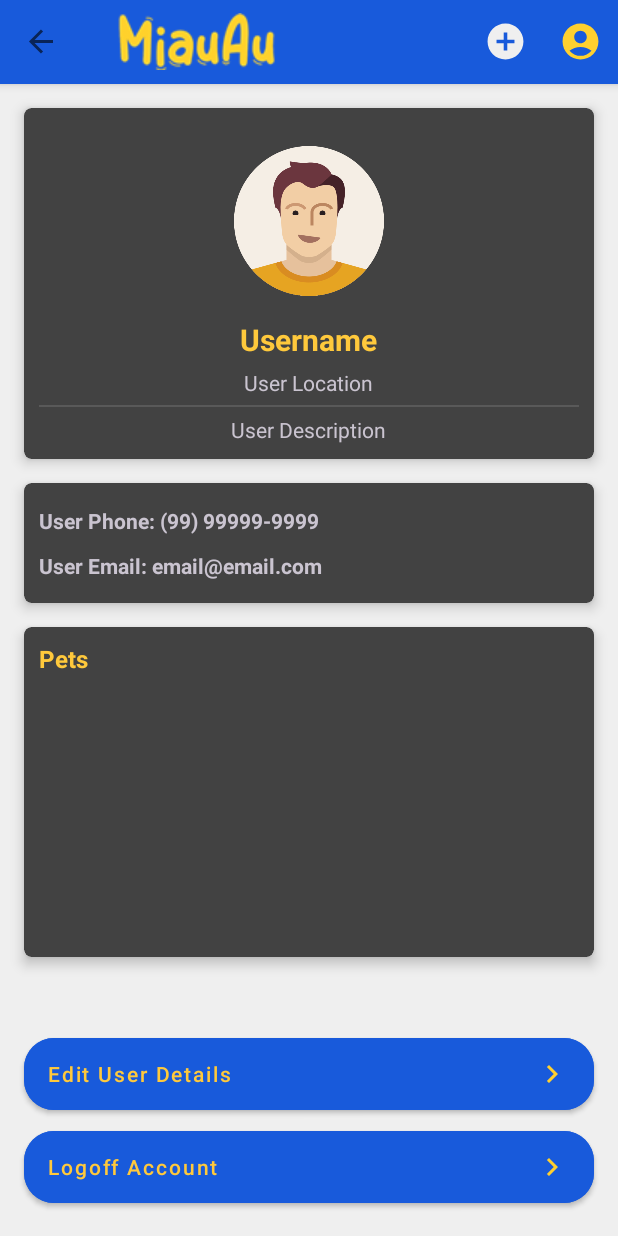
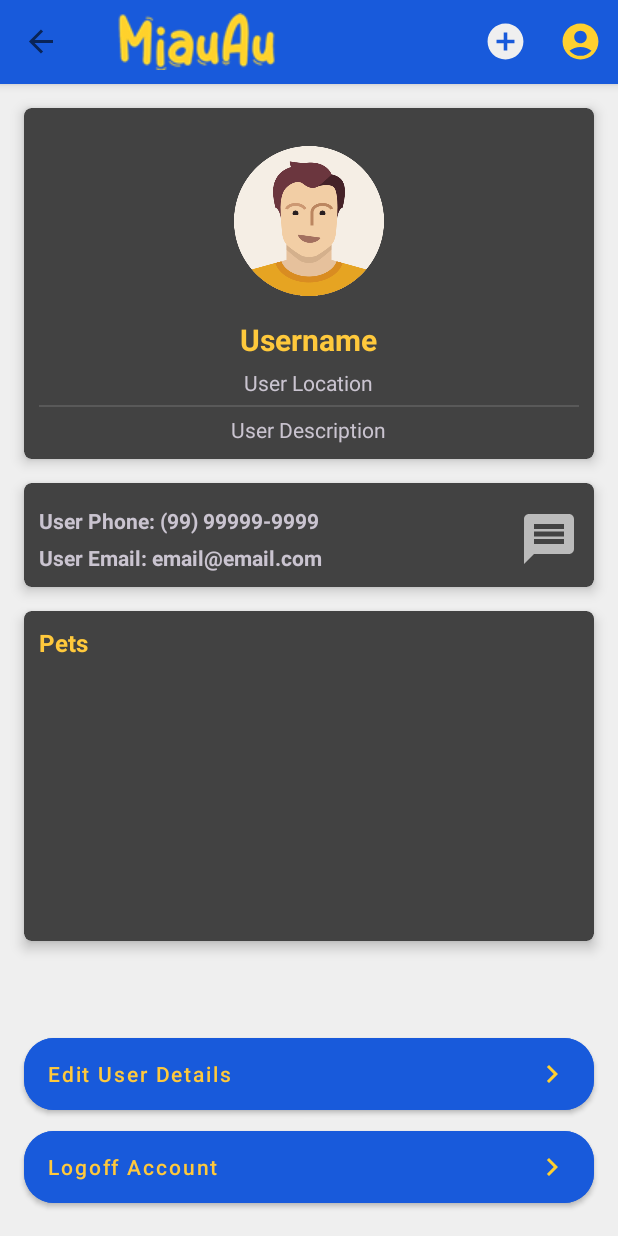
Before and after one commit to JamesWillian/miauau, an Android app: the UserProfileFragment screen opened through its navigation route, on a phone screen of 412 x 824 dp. Run offline under Robolectric (Android 15) with nearby library versions, the phone set to English and light mode, and no system bars; our stand-ins replace Dagger/Hilt's generated code, Firebase (no records; nobody signed in at launch, a user with empty details on screens opened directly), Picasso, navigation-ui; pictures from the network do not load; 1 statement that could not run was skipped.

Commit message:
Improving user profile

```diff
--- /dev/null
+++ b/app/src/main/res/drawable/ic_message_24.xml
@@ -0,0 +1,5 @@
+<vector android:autoMirrored="true" android:height="24dp"
+    android:tint="#BBBBBB" android:viewportHeight="24"
+    android:viewportWidth="24" android:width="24dp" xmlns:android="http://schemas.android.com/apk/res/android">
+    <path android:fillColor="@android:color/white" android:pathData="M20,2L4,2c-1.1,0 -1.99,0.9 -1.99,2L2,22l4,-4h14c1.1,0 2,-0.9 2,-2L22,4c0,-1.1 -0.9,-2 -2,-2zM18,14L6,14v-2h12v2zM18,11L6,11L6,9h12v2zM18,8L6,8L6,6h12v2z"/>
+</vector>
--- a/app/src/main/res/layout/fragment_user_profile.xml
+++ b/app/src/main/res/layout/fragment_user_profile.xml
@@ -96,7 +96,7 @@
                 app:cardCornerRadius="5dp"
                 app:cardElevation="5dp">
 
-                <LinearLayout
+                <androidx.constraintlayout.widget.ConstraintLayout
                     android:layout_width="match_parent"
                     android:layout_height="match_parent"
                     android:layout_margin="10dp"
@@ -104,24 +104,41 @@
 
                     <TextView
                         android:id="@+id/userPhoneTextView"
-                        android:layout_width="match_parent"
+                        android:layout_width="0dp"
                         android:layout_height="wrap_content"
                         android:layout_marginTop="5dp"
                         android:layout_marginBottom="5dp"
                         android:text="User Phone: (99) 99999-9999"
                         android:textAlignment="viewStart"
-                        android:textStyle="bold" />
+                        android:textStyle="bold"
+                        app:layout_constraintStart_toStartOf="parent"
+                        app:layout_constraintTop_toTopOf="parent"
+                        app:layout_constraintEnd_toStartOf="@id/userContactButton"/>
 
                     <TextView
                         android:id="@+id/userEmailTextView"
-                        android:layout_width="match_parent"
+                        android:layout_width="0dp"
                         android:layout_height="wrap_content"
                         android:layout_marginTop="5dp"
                         android:layout_marginBottom="5dp"
                         android:text="User Email: email@email.com"
                         android:textAlignment="viewStart"
-                        android:textStyle="bold" />
-                </LinearLayout>
+                        android:textStyle="bold"
+                        app:layout_constraintStart_toStartOf="parent"
+                        app:layout_constraintTop_toBottomOf="@id/userPhoneTextView"
+                        app:layout_constraintEnd_toStartOf="@id/userContactButton"/>
+
+                    <ImageButton
+                        android:id="@+id/userContactButton"
+                        android:layout_width="40dp"
+                        android:layout_height="40dp"
+                        android:src="@drawable/ic_message_24"
+                        android:scaleType="centerCrop"
+                        android:background="@color/cardview_dark_background"
+                        app:layout_constraintTop_toTopOf="@id/userPhoneTextView"
+                        app:layout_constraintEnd_toEndOf="parent"
+                        app:layout_constraintBottom_toBottomOf="@id/userEmailTextView"/>
+                </androidx.constraintlayout.widget.ConstraintLayout>
             </androidx.cardview.widget.CardView>
 
             <androidx.cardview.widget.CardView
```
Also changed, not shown: app/src/main/java/com/jammes/miauau/forms/PetDetailFragment.kt (+3 -26 lines), app/src/main/java/com/jammes/miauau/forms/UserProfileFragment.kt (+27 -0 lines).
